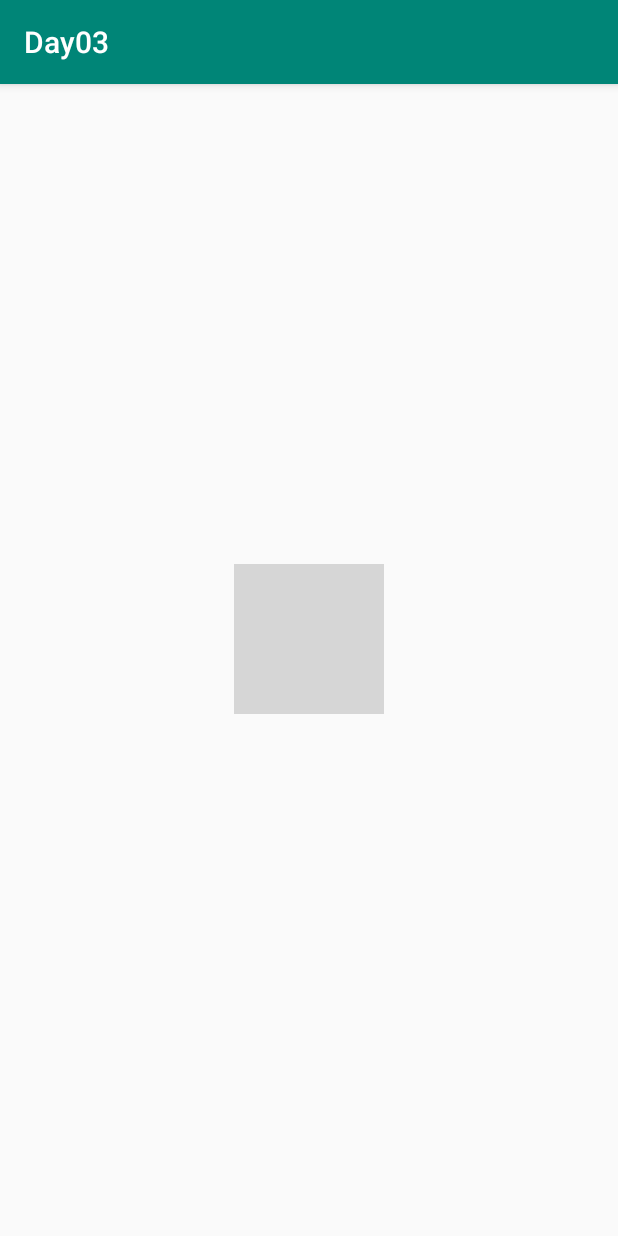
After one commit to A-GaoNaoNao/GaoNaoNao, an Android app: the Main3Activity screen opened directly, with no data from a screen before it, on a phone screen of 412 x 824 dp. The commit adds this screen. Run offline under Robolectric (Android 15) with nearby library versions, the phone set to English and light mode, and no system bars; network calls fail; pictures from the network do not load; grey boxes are pictures that could not be loaded.

Commit message:
修改代码

```diff
--- a/app/src/main/AndroidManifest.xml
+++ b/app/src/main/AndroidManifest.xml
@@ -11,7 +11,8 @@
         android:roundIcon="@mipmap/ic_launcher_round"
         android:supportsRtl="true"
         android:theme="@style/AppTheme">
-        <activity android:name=".Main2Activity"></activity>
+        <activity android:name=".Main3Activity"></activity>
+        <activity android:name=".Main2Activity" />
         <activity android:name=".MainActivity">
             <intent-filter>
                 <action android:name="android.intent.action.MAIN" />
--- /dev/null
+++ b/app/src/main/java/com/example/day03/Main3Activity.java
@@ -0,0 +1,44 @@
+package com.example.day03;
+
+import androidx.appcompat.app.AppCompatActivity;
+
+import android.content.Intent;
+import android.os.Bundle;
+import android.view.View;
+import android.webkit.WebView;
+import android.webkit.WebViewClient;
+import android.widget.ImageView;
+import android.widget.TextView;
+
+import com.bumptech.glide.Glide;
+import com.bumptech.glide.load.resource.bitmap.CircleCrop;
+import com.bumptech.glide.request.RequestOptions;
+
+public class Main3Activity extends AppCompatActivity {
+
+    private ImageView iv;
+    private TextView tv_title;
+    private WebView webview;
+
+    @Override
+    protected void onCreate(Bundle savedInstanceState) {
+        super.onCreate(savedInstanceState);
+        setContentView(R.layout.activity_main3);
+        initView();
+    }
+
+    private void initView() {
+        iv = findViewById(R.id.iv_san);
+        tv_title = findViewById(R.id.tv_san);
+        //webview = findViewById(R.id.web);
+
+        Intent intent = getIntent();
+        String title = intent.getStringExtra("title");
+        String img = intent.getStringExtra("ima");
+        String web = intent.getStringExtra("web");
+        Glide.with(this).load(img).apply(RequestOptions.bitmapTransform(new CircleCrop())).into(iv);
+        tv_title.setText(title);
+        /*webview.loadUrl(web);
+        webview.setWebViewClient(new WebViewClient());*/
+    }
+}
--- a/app/src/main/java/com/example/day03/MainActivity.java
+++ b/app/src/main/java/com/example/day03/MainActivity.java
@@ -68,7 +68,7 @@ public class MainActivity extends AppCompatActivity implements MinaView, Myadapt
         ArrayList<ItemList.HxListBeansBean> hxListBeans = (ArrayList<ItemList.HxListBeansBean>) itemList.getHxListBeans();
         hxListBeansBeans.addAll(hxListBeans);
         myadapterRecycXia.notifyDataSetChanged();
-        EventBus.getDefault().post(new EventList(itemList));
+        //EventBus.getDefault().post(new EventList(itemList));
     }
 
     @Override
--- /dev/null
+++ b/app/src/main/res/layout/activity_main3.xml
@@ -0,0 +1,24 @@
+<?xml version="1.0" encoding="utf-8"?>
+<LinearLayout xmlns:android="http://schemas.android.com/apk/res/android"
+    xmlns:app="http://schemas.android.com/apk/res-auto"
+    xmlns:tools="http://schemas.android.com/tools"
+    android:layout_width="match_parent"
+    android:layout_height="match_parent"
+    android:orientation="vertical"
+    android:gravity="center"
+    tools:context=".Main3Activity">
+
+    <ImageView
+        android:id="@+id/iv_san"
+        android:layout_width="100dp"
+        android:layout_height="100dp"/>
+    <TextView
+        android:id="@+id/tv_san"
+        android:textSize="20sp"
+        android:layout_width="wrap_content"
+        android:layout_height="wrap_content"/>
+    <!--<WebView
+        android:id="@+id/web"
+        android:layout_width="match_parent"
+        android:layout_height="match_parent"/>-->
+</LinearLayout>
```
Also changed, not shown: app/src/main/java/com/example/day03/Main2Activity.java (+28 -8 lines), app/src/main/java/com/example/day03/MyadapterRecyc.java (+19 -1 lines).
